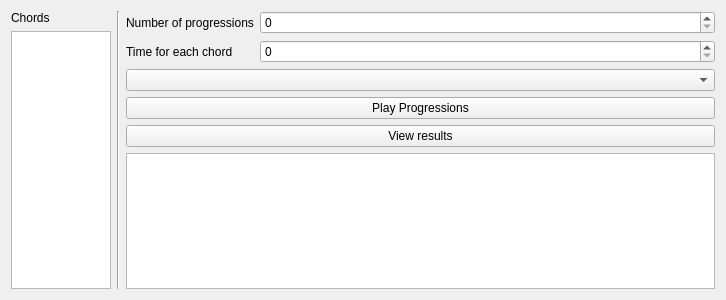
The window that guitartools/listening.ui (ispielman/guitartools) describes before a commit, drawn with Qt 5.
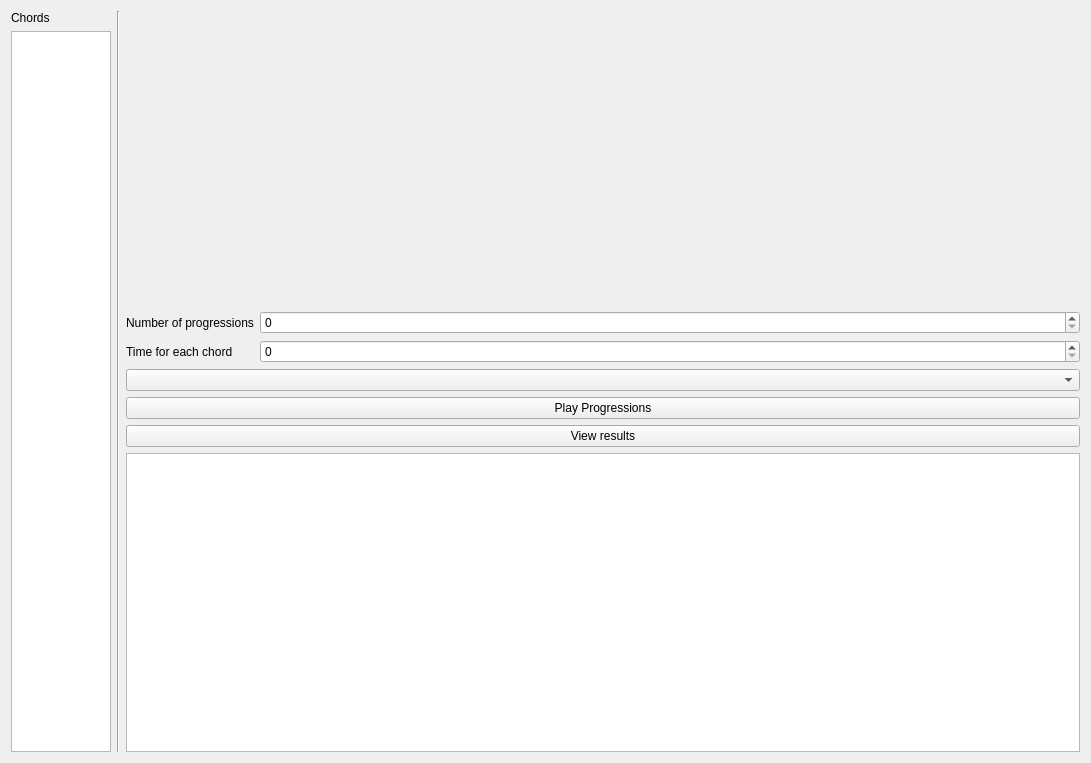
The same window after the commit.

```diff
--- a/guitartools/listening.ui
+++ b/guitartools/listening.ui
@@ -6,8 +6,8 @@
    <rect>
     <x>0</x>
     <y>0</y>
-    <width>726</width>
-    <height>300</height>
+    <width>1091</width>
+    <height>763</height>
    </rect>
   </property>
   <property name="windowTitle">
```
